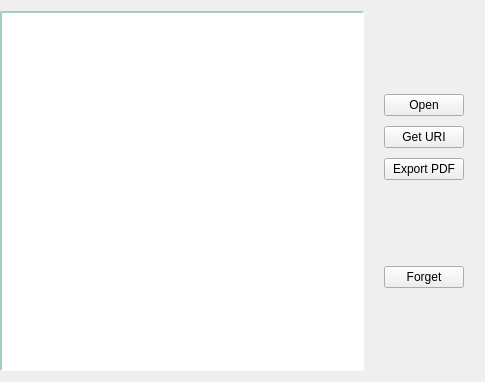
This is CLIENT/GUI/ui/gui_opendoc.ui in GiuliCler/GIMPteam as Qt 5 draws it before an edit. The edited form follows.
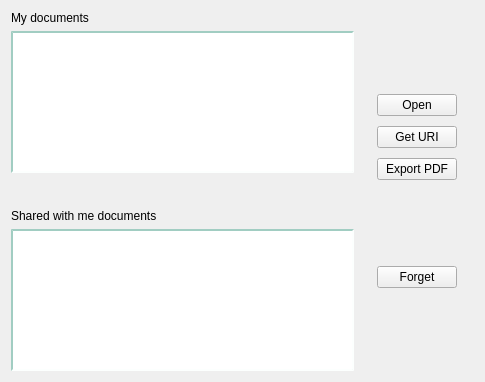
This is the edited form.

Commit message:
Owned and shared documents - part1
Ci sono 2 liste separate e funzionanti

The edit to the form file:
```diff
--- a/CLIENT/GUI/ui/gui_opendoc.ui
+++ b/CLIENT/GUI/ui/gui_opendoc.ui
@@ -20,15 +20,76 @@
    <string>Form</string>
   </property>
   <layout class="QGridLayout" name="gridLayout" columnstretch="3,1">
-   <property name="leftMargin">
-    <number>0</number>
-   </property>
-   <property name="rightMargin">
-    <number>0</number>
-   </property>
-   <property name="spacing">
-    <number>0</number>
-   </property>
+   <item row="0" column="0">
+    <layout class="QVBoxLayout" name="verticalLayout_2">
+     <item>
+      <widget class="QLabel" name="ownedDocsLabel">
+       <property name="text">
+        <string>My documents</string>
+       </property>
+      </widget>
+     </item>
+     <item>
+      <widget class="QListWidget" name="ownedDocsListWidget">
+       <property name="styleSheet">
+        <string notr="true">QListWidget{
+    border-width: 2px;
+	border-style: inset;
+	border-color: hsv(165, 55, 205);
+}
+
+QListWidget:focus{
+	border-color: hsv(165, 105, 205);
+}</string>
+       </property>
+       <property name="spacing">
+        <number>1</number>
+       </property>
+      </widget>
+     </item>
+     <item>
+      <spacer name="verticalSpacer_4">
+       <property name="orientation">
+        <enum>Qt::Vertical</enum>
+       </property>
+       <property name="sizeType">
+        <enum>QSizePolicy::Fixed</enum>
+       </property>
+       <property name="sizeHint" stdset="0">
+        <size>
+         <width>20</width>
+         <height>30</height>
+        </size>
+       </property>
+      </spacer>
+     </item>
+     <item>
+      <widget class="QLabel" name="sharedDocsLabel">
+       <property name="text">
+        <string>Shared with me documents</string>
+       </property>
+      </widget>
+     </item>
+     <item>
+      <widget class="QListWidget" name="sharedDocsListWidget">
+       <property name="styleSheet">
+        <string notr="true">QListWidget{
+    border-width: 2px;
+	border-style: inset;
+	border-color: hsv(165, 55, 205);
+}
+
+QListWidget:focus{
+	border-color: hsv(165, 105, 205);
+}</string>
+       </property>
+       <property name="spacing">
+        <number>1</number>
+       </property>
+      </widget>
+     </item>
+    </layout>
+   </item>
    <item row="0" column="1">
     <widget class="QWidget" name="widget" native="true">
      <layout class="QHBoxLayout" name="horizontalLayout">
@@ -135,24 +196,6 @@
      </layout>
     </widget>
    </item>
-   <item row="0" column="0" rowspan="6">
-    <widget class="QListWidget" name="docsListWidget">
-     <property name="styleSheet">
-      <string notr="true">QListWidget{
-    border-width: 2px;
-	border-style: inset;
-	border-color: hsv(165, 55, 205);
-}
-
-QListWidget:focus{
-	border-color: hsv(165, 105, 205);
-}</string>
-     </property>
-     <property name="spacing">
-      <number>1</number>
-     </property>
-    </widget>
-   </item>
   </layout>
  </widget>
  <resources/>
```
The commit also changes 6 other files.
